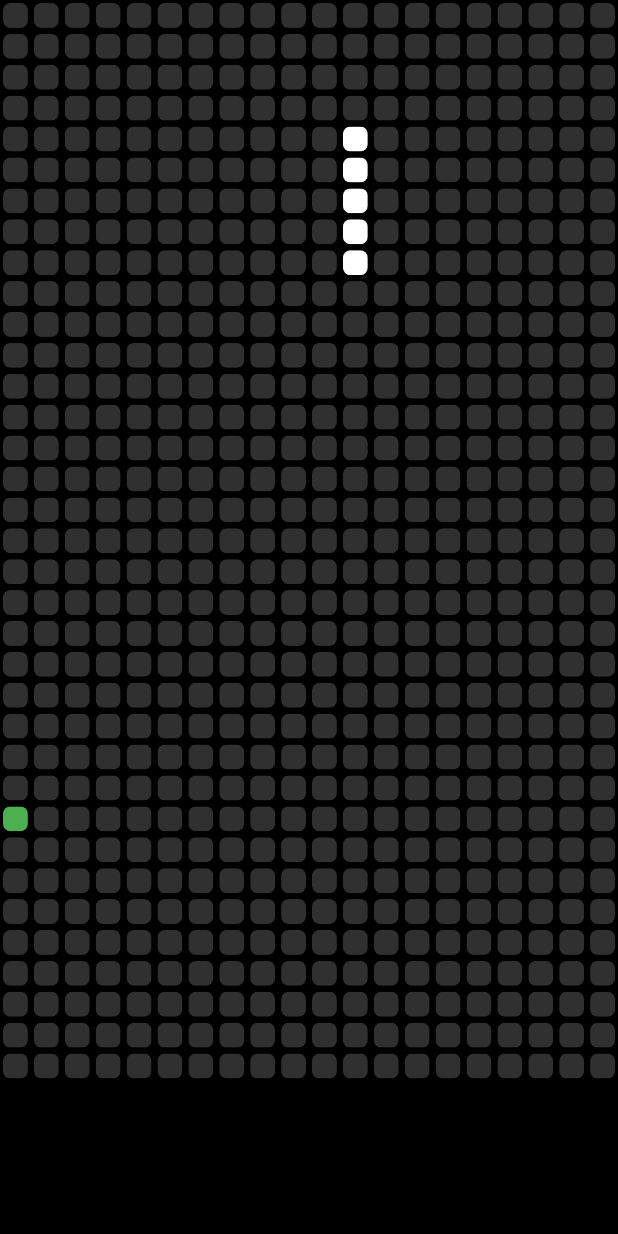
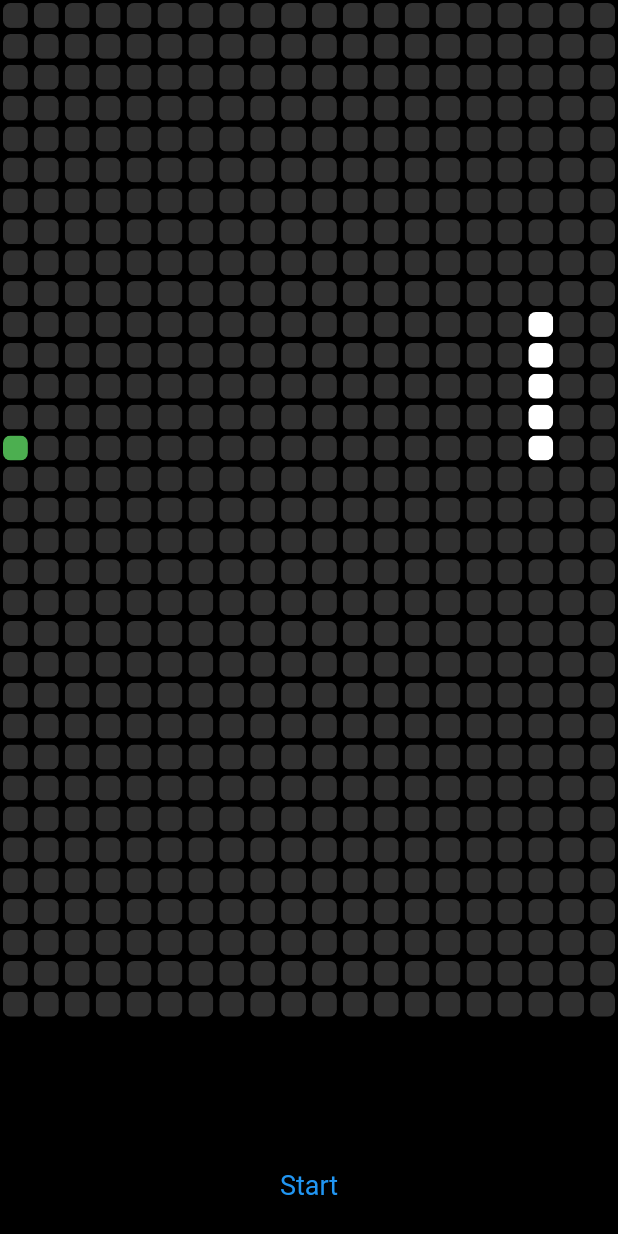
Before and after one commit to neNerower/Sssnake, a Flutter app: the screen it shows after launch, on a phone screen of 412 x 824 dp. Run offline on Flutter 3.47's test engine with Material 2 defaults, Android fonts, the phone set to English and light mode, and no system bars.

Commit message:
lib: game_screen: moving handling fixed

```diff
--- a/lib/globals/globals.dart
+++ b/lib/globals/globals.dart
@@ -1,5 +1,5 @@
 library globals;
 
 // Game field size in sells amount
-int fieldHeight = 35;
+int fieldHeight = 33;
 int fieldWidth = 20;
--- a/lib/main.dart
+++ b/lib/main.dart
@@ -10,9 +10,6 @@ class MyApp extends StatelessWidget {
   Widget build(BuildContext context) {
     return MaterialApp(
       title: 'S-s-snake',
-      // theme: ThemeData(
-      //   primarySwatch: Colors.blue,
-      // ),
       home: GameScreen(),
     );
   }
--- a/lib/screens/game_screen.dart
+++ b/lib/screens/game_screen.dart
@@ -28,7 +28,7 @@ class _GameScreenState extends State<GameScreen> {
   }
 
   // Runnig game process
-  void rumGame({Speed speed = Speed.normal}) {
+  void runGame({Speed speed = Speed.normal}) {
     var duration = Duration(milliseconds: (400 - speed.index * 100));
     Timer.periodic(duration, (Timer timer) {
       _updateField();
@@ -61,14 +61,15 @@ class _GameScreenState extends State<GameScreen> {
         body: Column(
           children: <Widget>[
             Expanded(
+              // Detector to handle screen swipes
               child: GestureDetector(
                 onVerticalDragUpdate: (details) {
                   if (snake.getDirection() != Direction.down &&
-                      details.delta.dy > 0) {
+                      details.delta.dy < 0) {
                     // Turn UP
                     snake.setDirection(Direction.up);
                   } else if (snake.getDirection() != Direction.up &&
-                      details.delta.dy < 0) {
+                      details.delta.dy > 0) {
                     // Turn DOWN
                     snake.setDirection(Direction.down);
                   }
@@ -84,6 +85,7 @@ class _GameScreenState extends State<GameScreen> {
                     snake.setDirection(Direction.right);
                   }
                 },
+                // Creating field veiw
                 child: GridView.builder(
                   physics: NeverScrollableScrollPhysics(),
                   itemCount: fieldHeight * fieldWidth,
@@ -102,6 +104,22 @@ class _GameScreenState extends State<GameScreen> {
                 ),
               ),
             ),
+            // Control bar
+            Padding(
+              padding: EdgeInsets.only(bottom: 10, left: 20, right: 20),
+              child: Row(
+                mainAxisAlignment: MainAxisAlignment.center,
+                children: <Widget>[
+                  TextButton(
+                    style: TextButton.styleFrom(
+                      textStyle: const TextStyle(fontSize: 18),
+                    ),
+                    onPressed: () => runGame(),
+                    child: const Text('Start'),
+                  ),
+                ],
+              ),
+            ),
           ],
         ),
       ),
```
Also changed, not shown: lib/models/snake/snake_model.dart (+6 -6 lines).
